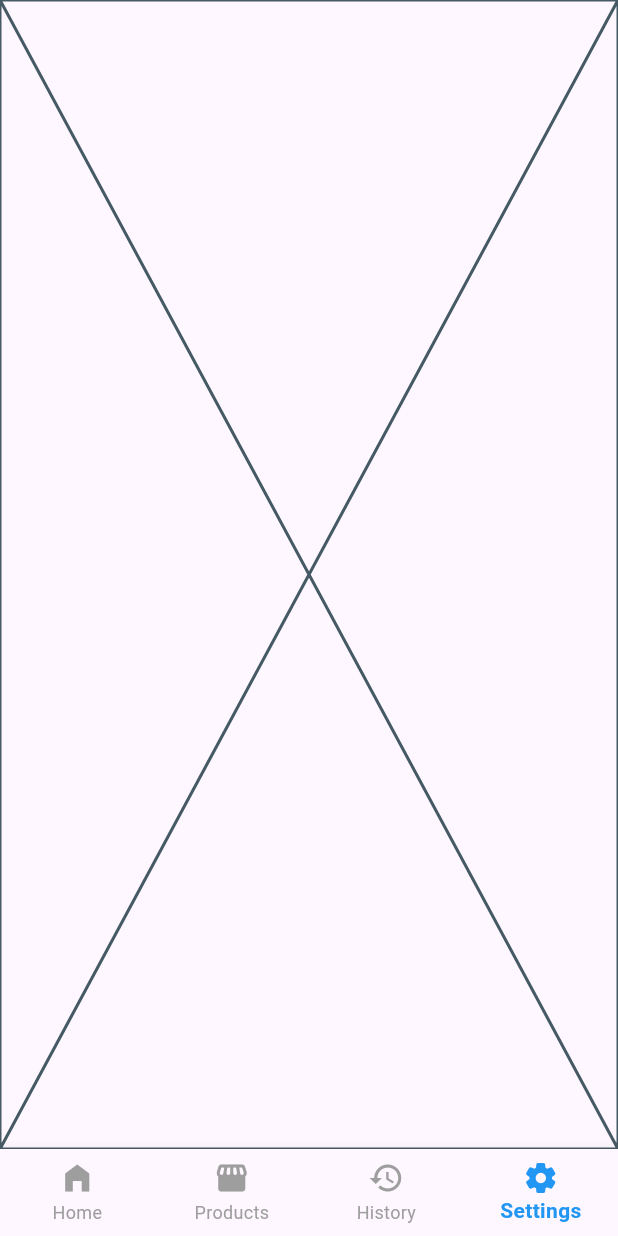
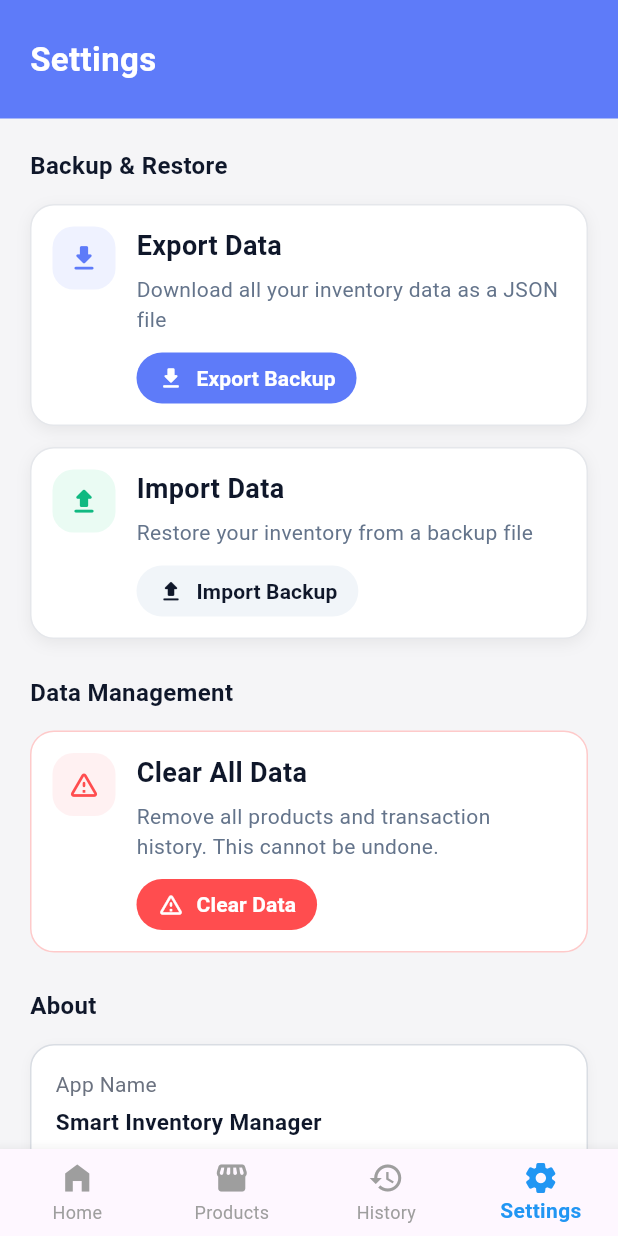
Before and after one commit to malaka96/Inventory-Management-Mobile-Application, a Flutter app: the screen it shows after launch, item 4 of the bottom bar chosen, on a phone screen of 412 x 824 dp. Run offline on Flutter 3.47's test engine with Material 3 defaults, Android fonts, the phone set to English and light mode, and no system bars.

Commit message:
complete setting page ui

```diff
--- a/lib/views/main_screens/setting_screen.dart
+++ b/lib/views/main_screens/setting_screen.dart
@@ -1,10 +1,154 @@
 import 'package:flutter/material.dart';
+import 'package:inventory_management_mobile_app/widgets/app_info_card.dart';
+import 'package:inventory_management_mobile_app/widgets/custom_action_button.dart';
+import 'package:inventory_management_mobile_app/widgets/custom_setting_tile.dart';
+
 
 class SettingScreen extends StatelessWidget {
   const SettingScreen({super.key});
 
   @override
   Widget build(BuildContext context) {
-    return const Placeholder();
+    return Scaffold(
+      backgroundColor: const Color(0xFFF5F5F7),
+      body: SafeArea(
+        child: Column(
+          children: [
+            Container(
+              width: double.infinity,
+              padding: const EdgeInsets.fromLTRB(20, 24, 20, 24),
+              decoration: const BoxDecoration(
+                color: Color(0xFF5E7BF9),
+                borderRadius: BorderRadius.only(
+                  bottomLeft: Radius.circular(0),
+                  bottomRight: Radius.circular(0),
+                ),
+              ),
+              child: const Text(
+                'Settings',
+                style: TextStyle(
+                  fontSize: 22,
+                  fontWeight: FontWeight.bold,
+                  color: Colors.white,
+                ),
+              ),
+            ),
+            Expanded(
+              child: SingleChildScrollView(
+                padding: const EdgeInsets.all(20),
+                child: Column(
+                  crossAxisAlignment: CrossAxisAlignment.start,
+                  children: [
+                    const _SectionTitle(title: 'Backup & Restore'),
+                    const SizedBox(height: 14),
+
+                    CustomActionCard(
+                      icon: Icons.download_rounded,
+                      iconColor: const Color(0xFF5E7BF9),
+                      iconBackgroundColor: const Color(0xFFEFF2FF),
+                      title: 'Export Data',
+                      description:
+                          'Download all your inventory data as a JSON file',
+                      buttonText: 'Export Backup',
+                      buttonColor: const Color(0xFF5E7BF9),
+                      buttonTextColor: Colors.white,
+                      borderColor: const Color(0xFFE5E7EB),
+                      onButtonPressed: () {},
+                    ),
+
+                    const SizedBox(height: 14),
+
+                    CustomActionCard(
+                      icon: Icons.upload_rounded,
+                      iconColor: const Color(0xFF10B981),
+                      iconBackgroundColor: const Color(0xFFEAFBF3),
+                      title: 'Import Data',
+                      description:
+                          'Restore your inventory from a backup file',
+                      buttonText: 'Import Backup',
+                      buttonColor: const Color(0xFFF1F5F9),
+                      buttonTextColor: const Color(0xFF0F172A),
+                      borderColor: const Color(0xFFE5E7EB),
+                      onButtonPressed: () {},
+                    ),
+
+                    const SizedBox(height: 24),
+
+                    const _SectionTitle(title: 'Data Management'),
+                    const SizedBox(height: 14),
+
+                    CustomActionCard(
+                      icon: Icons.warning_amber_rounded,
+                      iconColor: const Color(0xFFFF4D4F),
+                      iconBackgroundColor: const Color(0xFFFFF1F2),
+                      title: 'Clear All Data',
+                      description:
+                          'Remove all products and transaction history. This cannot be undone.',
+                      buttonText: 'Clear Data',
+                      buttonColor: const Color(0xFFFF4D4F),
+                      buttonTextColor: Colors.white,
+                      borderColor: const Color(0xFFFECACA),
+                      isDanger: true,
+                      onButtonPressed: () {},
+                    ),
+
+                    const SizedBox(height: 24),
+
+                    const _SectionTitle(title: 'About'),
+                    const SizedBox(height: 14),
+
+                    AppInfoCard(
+                      appName: 'Smart Inventory Manager',
+                      version: '1.0.0',
+                      description:
+                          'An offline-first inventory management application designed for small business owners to easily track and manage their product inventory.',
+                    ),
+
+                    const SizedBox(height: 24),
+
+                    const _SectionTitle(title: 'Help & Support'),
+                    const SizedBox(height: 14),
+
+                    CustomSettingsTile(
+                      title: 'How to Use',
+                      leadingIcon: Icons.info_outline,
+                      onTap: () {},
+                    ),
+
+                    const SizedBox(height: 12),
+
+                    CustomSettingsTile(
+                      title: 'Contact Support',
+                      leadingIcon: Icons.info_outline,
+                      onTap: () {},
+                    ),
+
+                    const SizedBox(height: 24),
+                  ],
+                ),
+              ),
+            ),
+          ],
+        ),
+      ),
+    );
   }
 }
+
+class _SectionTitle extends StatelessWidget {
+  final String title;
+
+  const _SectionTitle({required this.title});
+
+  @override
+  Widget build(BuildContext context) {
+    return Text(
+      title,
+      style: const TextStyle(
+        fontSize: 16,
+        fontWeight: FontWeight.w700,
+        color: Color(0xFF0F172A),
+      ),
+    );
+  }
+}
--- /dev/null
+++ b/lib/widgets/app_info_card.dart
@@ -0,0 +1,148 @@
+import 'package:flutter/material.dart';
+
+class AppInfoCard extends StatelessWidget {
+  final String appName;
+  final String version;
+  final String description;
+  final String statusText;
+  final String footerText;
+  final Color statusColor;
+
+  const AppInfoCard({
+    super.key,
+    required this.appName,
+    required this.version,
+    required this.description,
+    this.statusText = 'Offline Mode Active',
+    this.footerText = 'All data is stored locally on your device',
+    this.statusColor = const Color(0xFF86D3AE),
+  });
+
+  @override
+  Widget build(BuildContext context) {
+    return Container(
+      width: double.infinity,
+      padding: const EdgeInsets.all(16),
+      decoration: BoxDecoration(
+        color: Colors.white,
+        borderRadius: BorderRadius.circular(16),
+        border: Border.all(
+          color: const Color(0xFFD9DDE3),
+          width: 1,
+        ),
+        boxShadow: [
+          BoxShadow(
+            color: Colors.black.withValues(alpha: 0.04),
+            blurRadius: 6,
+            offset: const Offset(0, 2),
+          ),
+        ],
+      ),
+      child: Column(
+        crossAxisAlignment: CrossAxisAlignment.start,
+        children: [
+          const _InfoLabel(text: 'App Name'),
+          const SizedBox(height: 4),
+          _InfoValue(text: appName),
+
+          const SizedBox(height: 16),
+
+          const _InfoLabel(text: 'Version'),
+          const SizedBox(height: 4),
+          _InfoValue(text: version),
+
+          const SizedBox(height: 16),
+
+          const _InfoLabel(text: 'Description'),
+          const SizedBox(height: 4),
+          _InfoValue(
+            text: description,
+            maxLines: null,
+          ),
+
+          const SizedBox(height: 16),
+          const Divider(
+            height: 1,
+            color: Color(0xFFE3E6EB),
+          ),
+          const SizedBox(height: 12),
+
+          Row(
+            children: [
+              Container(
+                width: 8,
+                height: 8,
+                decoration: BoxDecoration(
+                  color: statusColor,
+                  shape: BoxShape.circle,
+                ),
+              ),
+              const SizedBox(width: 8),
+              Text(
+                statusText,
+                style: const TextStyle(
+                  fontSize: 15,
+                  fontWeight: FontWeight.w600,
+                  color: Color(0xFF22A06B),
+                ),
+              ),
+            ],
+          ),
+
+          const SizedBox(height: 6),
+
+          Text(
+            footerText,
+            style: const TextStyle(
+              fontSize: 13,
+              color: Color(0xFF7A8394),
+            ),
+          ),
+        ],
+      ),
+    );
+  }
+}
+
+class _InfoLabel extends StatelessWidget {
+  final String text;
+
+  const _InfoLabel({required this.text});
+
+  @override
+  Widget build(BuildContext context) {
+    return Text(
+      text,
+      style: const TextStyle(
+        fontSize: 14,
+        color: Color(0xFF6B7280),
+        fontWeight: FontWeight.w400,
+      ),
+    );
+  }
+}
+
+class _InfoValue extends StatelessWidget {
+  final String text;
+  final int? maxLines;
+
+  const _InfoValue({
+    required this.text,
+    this.maxLines = 1,
+  });
+
+  @override
+  Widget build(BuildContext context) {
+    return Text(
+      text,
+      maxLines: maxLines,
+      overflow: maxLines == null ? TextOverflow.visible : TextOverflow.ellipsis,
+      style: const TextStyle(
+        fontSize: 15,
+        color: Color(0xFF0F172A),
+        fontWeight: FontWeight.w600,
+        height: 1.4,
+      ),
+    );
+  }
+}
--- /dev/null
+++ b/lib/widgets/custom_action_button.dart
@@ -0,0 +1,129 @@
+import 'package:flutter/material.dart';
+
+class CustomActionCard extends StatelessWidget {
+  final IconData icon;
+  final Color iconColor;
+  final Color iconBackgroundColor;
+  final String title;
+  final String description;
+  final String buttonText;
+  final VoidCallback? onButtonPressed;
+  final Color buttonColor;
+  final Color buttonTextColor;
+  final Color cardColor;
+  final Color borderColor;
+  final bool isDanger;
+
+  const CustomActionCard({
+    super.key,
+    required this.icon,
+    required this.iconColor,
+    required this.iconBackgroundColor,
+    required this.title,
+    required this.description,
+    required this.buttonText,
+    this.onButtonPressed,
+    this.buttonColor = const Color(0xFF5E7BF9),
+    this.buttonTextColor = Colors.white,
+    this.cardColor = Colors.white,
+    this.borderColor = const Color(0xFFE5E7EB),
+    this.isDanger = false,
+  });
+
+  @override
+  Widget build(BuildContext context) {
+    return Container(
+      width: double.infinity,
+      padding: const EdgeInsets.all(14),
+      decoration: BoxDecoration(
+        color: cardColor,
+        borderRadius: BorderRadius.circular(16),
+        border: Border.all(
+          color: borderColor,
+          width: 1,
+        ),
+        boxShadow: isDanger
+            ? []
+            : [
+                BoxShadow(
+                  color: Colors.black.withValues(alpha: 0.06),
+                  blurRadius: 8,
+                  offset: const Offset(0, 3),
+                ),
+              ],
+      ),
+      child: Row(
+        crossAxisAlignment: CrossAxisAlignment.start,
+        children: [
+          Container(
+            width: 42,
+            height: 42,
+            decoration: BoxDecoration(
+              color: iconBackgroundColor,
+              borderRadius: BorderRadius.circular(14),
+            ),
+            child: Icon(
+              icon,
+              color: iconColor,
+              size: 22,
+            ),
+          ),
+          const SizedBox(width: 14),
+          Expanded(
+            child: Column(
+              crossAxisAlignment: CrossAxisAlignment.start,
+              children: [
+                Text(
+                  title,
+                  style: const TextStyle(
+                    fontSize: 18,
+                    fontWeight: FontWeight.w600,
+                    color: Color(0xFF0F172A),
+                  ),
+                ),
+                const SizedBox(height: 6),
+                Text(
+                  description,
+                  style: const TextStyle(
+                    fontSize: 14,
+                    color: Color(0xFF64748B),
+                    height: 1.4,
+                  ),
+                ),
+                const SizedBox(height: 12),
+                SizedBox(
+                  height: 34,
+                  child: ElevatedButton.icon(
+                    onPressed: onButtonPressed,
+                    style: ElevatedButton.styleFrom(
+                      backgroundColor: buttonColor,
+                      foregroundColor: buttonTextColor,
+                      elevation: 0,
+                      padding: const EdgeInsets.symmetric(horizontal: 14),
+                      shape: RoundedRectangleBorder(
+                        borderRadius: BorderRadius.circular(18),
+                      ),
+                    ),
+                    icon: Icon(
+                      icon,
+                      size: 18,
+                      color: buttonTextColor,
+                    ),
+                    label: Text(
+                      buttonText,
+                      style: TextStyle(
+                        fontSize: 14,
+                        fontWeight: FontWeight.w600,
+                        color: buttonTextColor,
+                      ),
+                    ),
+                  ),
+                ),
+              ],
+            ),
+          ),
+        ],
+      ),
+    );
+  }
+}
--- /dev/null
+++ b/lib/widgets/custom_setting_tile.dart
@@ -0,0 +1,68 @@
+import 'package:flutter/material.dart';
+
+class CustomSettingsTile extends StatelessWidget {
+  final String title;
+  final IconData leadingIcon;
+  final VoidCallback? onTap;
+
+  const CustomSettingsTile({
+    super.key,
+    required this.title,
+    this.leadingIcon = Icons.info_outline,
+    this.onTap,
+  });
+
+  @override
+  Widget build(BuildContext context) {
+    return Material(
+      color: Colors.white,
+      borderRadius: BorderRadius.circular(16),
+      child: InkWell(
+        onTap: onTap,
+        borderRadius: BorderRadius.circular(16),
+        child: Container(
+          padding: const EdgeInsets.symmetric(horizontal: 16, vertical: 14),
+          decoration: BoxDecoration(
+            borderRadius: BorderRadius.circular(16),
+            border: Border.all(
+              color: const Color(0xFFE5E7EB),
+            ),
+            boxShadow: [
+              BoxShadow(
+                color: Colors.black.withValues(alpha: 0.04),
+                blurRadius: 6,
+                offset: const Offset(0, 2),
+              ),
+            ],
+          ),
+          child: Row(
+            children: [
+              Icon(
+                leadingIcon,
+                color: const Color(0xFF6B7280),
+                size: 22,
+              ),
+              const SizedBox(width: 12),
+
+              Expanded(
+                child: Text(
+                  title,
+                  style: const TextStyle(
+                    fontSize: 16,
+                    fontWeight: FontWeight.w500,
+                    color: Color(0xFF0F172A),
+                  ),
+                ),
+              ),
+
+              const Icon(
+                Icons.chevron_right,
+                color: Color(0xFF9CA3AF),
+              ),
+            ],
+          ),
+        ),
+      ),
+    );
+  }
+}
```
